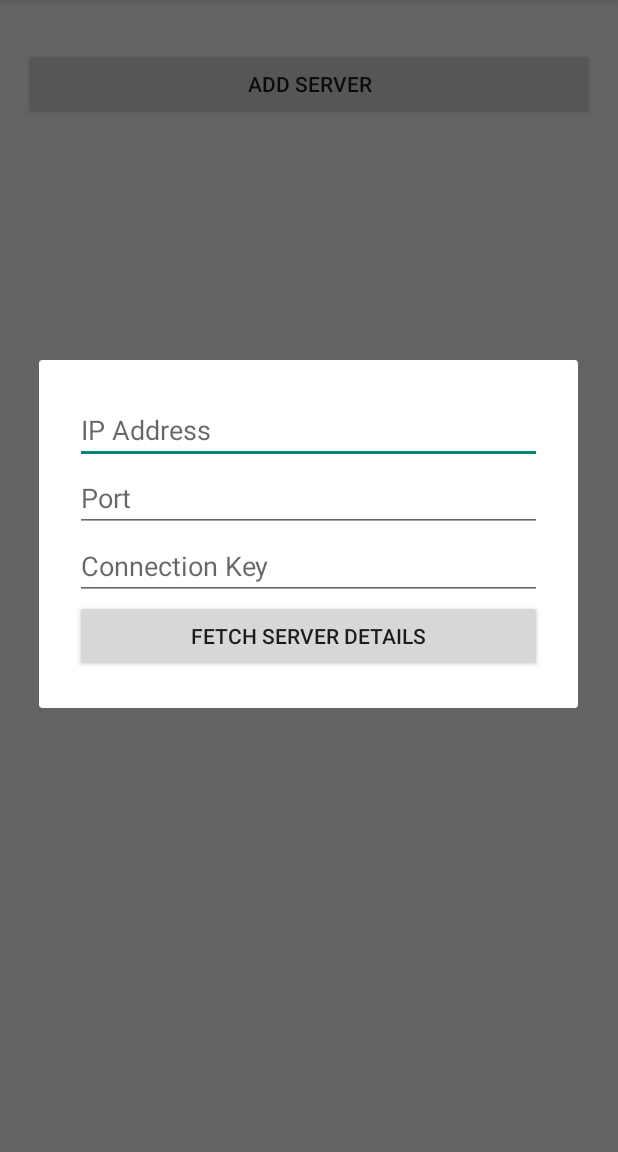
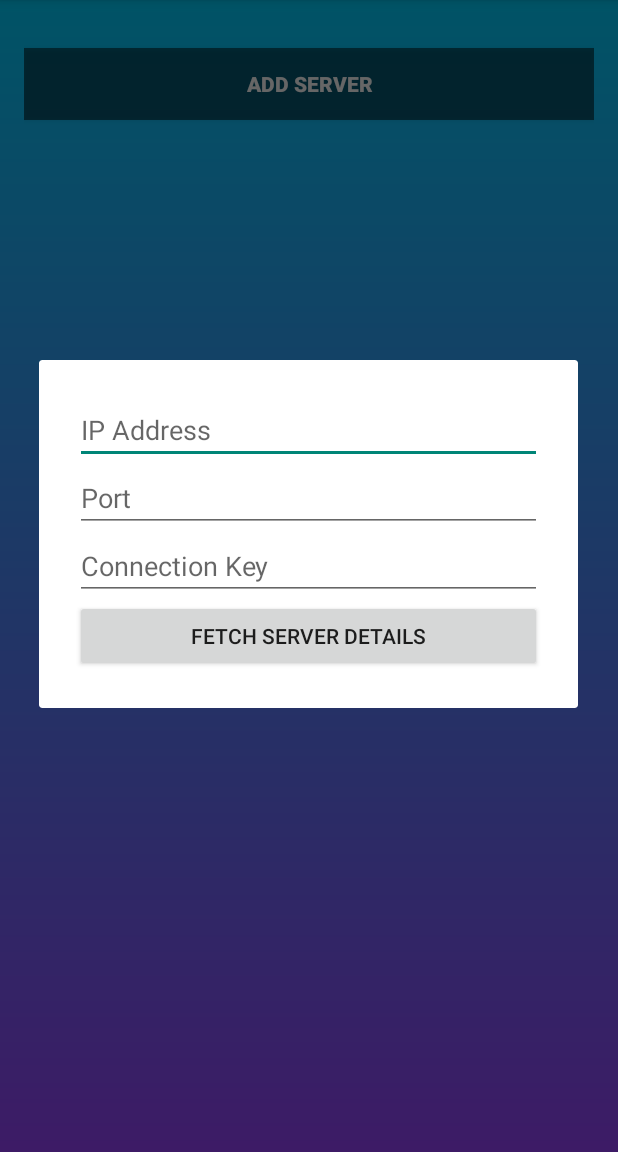
Before and after one commit to jarvisluke/Server-Monitor, an Android app: the screen it shows after launch (MainActivity), after a tap on "ADD SERVER", on a phone screen of 412 x 824 dp, the part 84-1236 px from its top. Run offline under Robolectric (Android 15) with nearby library versions, the phone set to English and light mode, and no system bars.

Commit message:
Update activity_main.xml

```diff
--- a/app/src/main/res/layout/activity_main.xml
+++ b/app/src/main/res/layout/activity_main.xml
@@ -2,7 +2,8 @@
 <RelativeLayout xmlns:android="http://schemas.android.com/apk/res/android"
     android:layout_width="match_parent"
     android:layout_height="match_parent"
-    android:padding="16dp">
+    android:padding="16dp"
+    android:background="@drawable/gradiant_background">
 
     <androidx.recyclerview.widget.RecyclerView
         android:id="@+id/recyclerViewServers"
@@ -16,5 +17,8 @@
         android:layout_width="match_parent"
         android:layout_height="wrap_content"
         android:text="@string/btnAddServer"
-        android:layout_below="@id/recyclerViewServers"/>
+        android:layout_below="@id/recyclerViewServers"
+        android:textColor="@color/white"
+        android:background="@color/semiTransparent"
+        android:textStyle="bold"/>
 </RelativeLayout>
```
